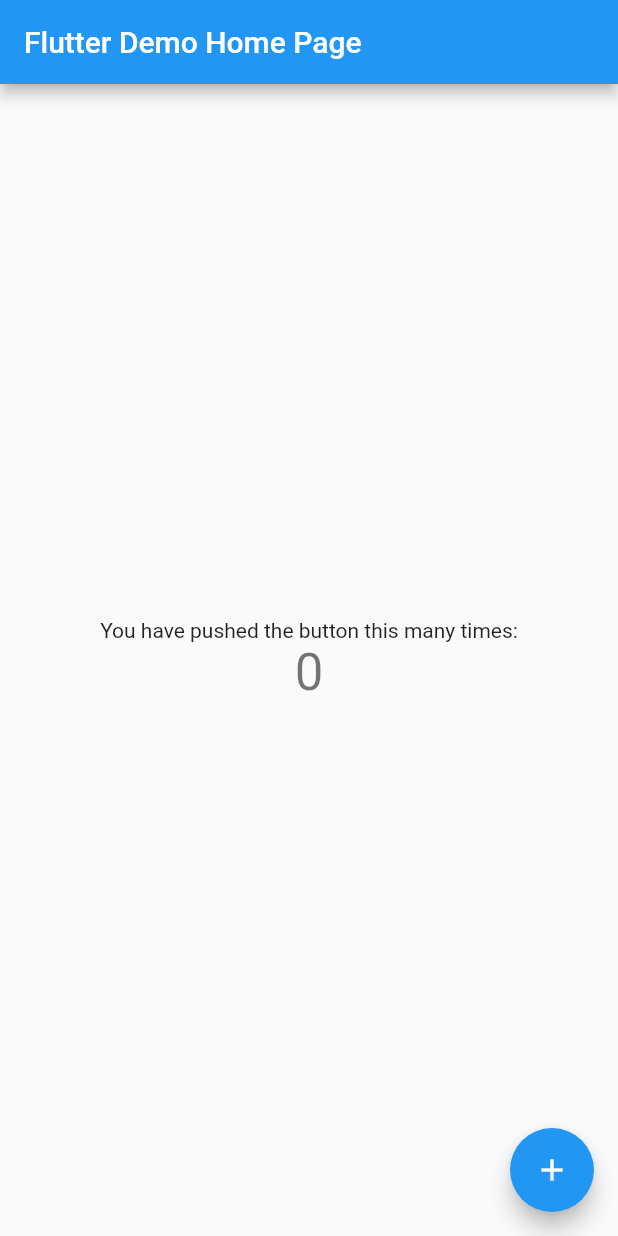
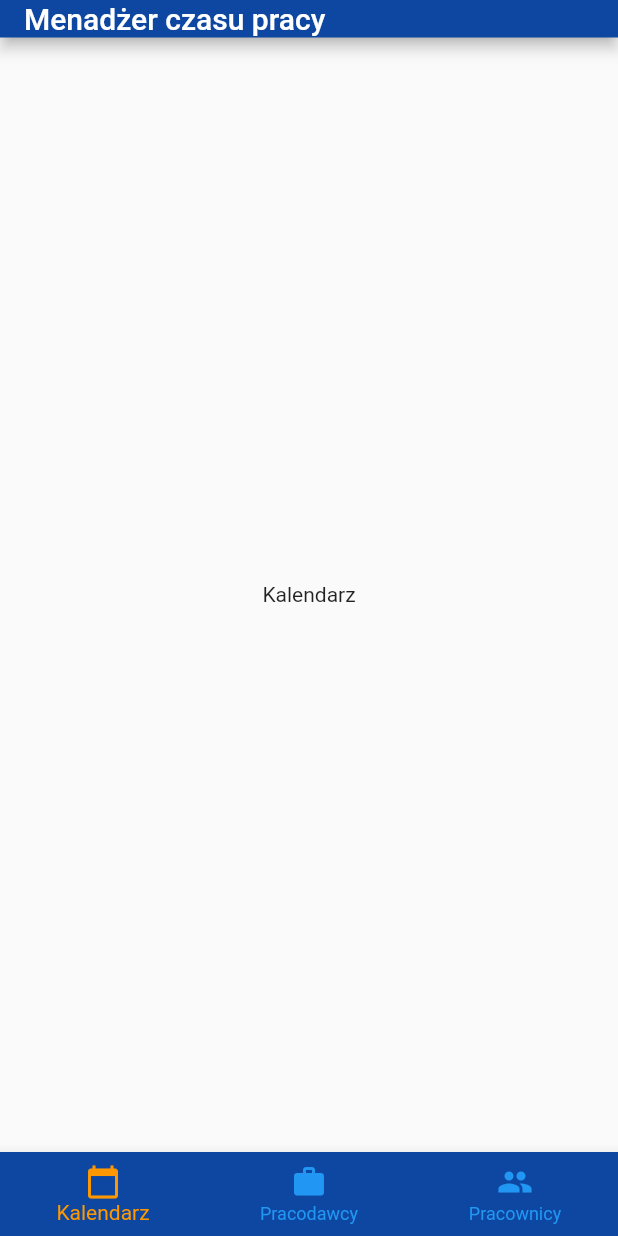
Before and after one commit to Michal-Szkoda-91/Working_Time_Manager, a Flutter app: the screen it shows after launch, on a phone screen of 412 x 824 dp. Run offline on Flutter 3.47's test engine with Material 2 defaults, Android fonts, the phone set to English and light mode, and no system bars.

Commit message:
Dodanie menu do aplikacji

```diff
--- a/lib/main.dart
+++ b/lib/main.dart
@@ -5,113 +5,84 @@
 }
 
 class MyApp extends StatelessWidget {
-  // This widget is the root of your application.
   @override
   Widget build(BuildContext context) {
     return MaterialApp(
-      title: 'Flutter Demo',
       theme: ThemeData(
-        // This is the theme of your application.
-        //
-        // Try running your application with "flutter run". You'll see the
-        // application has a blue toolbar. Then, without quitting the app, try
-        // changing the primarySwatch below to Colors.green and then invoke
-        // "hot reload" (press "r" in the console where you ran "flutter run",
-        // or simply save your changes to "hot reload" in a Flutter IDE).
-        // Notice that the counter didn't reset back to zero; the application
-        // is not restarted.
         primarySwatch: Colors.blue,
-        // This makes the visual density adapt to the platform that you run
-        // the app on. For desktop platforms, the controls will be smaller and
-        // closer together (more dense) than on mobile platforms.
-        visualDensity: VisualDensity.adaptivePlatformDensity,
       ),
-      home: MyHomePage(title: 'Flutter Demo Home Page'),
+      home: MyHomePage(title: 'Menadżer czasu pracy'),
     );
   }
 }
 
 class MyHomePage extends StatefulWidget {
   MyHomePage({Key key, this.title}) : super(key: key);
-
-  // This widget is the home page of your application. It is stateful, meaning
-  // that it has a State object (defined below) that contains fields that affect
-  // how it looks.
-
-  // This class is the configuration for the state. It holds the values (in this
-  // case the title) provided by the parent (in this case the App widget) and
-  // used by the build method of the State. Fields in a Widget subclass are
-  // always marked "final".
-
   final String title;
-
   @override
   _MyHomePageState createState() => _MyHomePageState();
 }
 
 class _MyHomePageState extends State<MyHomePage> {
-  int _counter = 0;
-
-  void _incrementCounter() {
-    setState(() {
-      // This call to setState tells the Flutter framework that something has
-      // changed in this State, which causes it to rerun the build method below
-      // so that the display can reflect the updated values. If we changed
-      // _counter without calling setState(), then the build method would not be
-      // called again, and so nothing would appear to happen.
-      _counter++;
-    });
+  int _page = 0;
+  PageController _controller;
+  @override
+  void initState() {
+    _controller = new PageController(
+      initialPage: _page,
+    );
+    super.initState();
   }
 
   @override
   Widget build(BuildContext context) {
-    // This method is rerun every time setState is called, for instance as done
-    // by the _incrementCounter method above.
-    //
-    // The Flutter framework has been optimized to make rerunning build methods
-    // fast, so that you can just rebuild anything that needs updating rather
-    // than having to individually change instances of widgets.
     return Scaffold(
-      appBar: AppBar(
-        // Here we take the value from the MyHomePage object that was created by
-        // the App.build method, and use it to set our appbar title.
-        title: Text(widget.title),
-      ),
-      body: Center(
-        // Center is a layout widget. It takes a single child and positions it
-        // in the middle of the parent.
-        child: Column(
-          // Column is also a layout widget. It takes a list of children and
-          // arranges them vertically. By default, it sizes itself to fit its
-          // children horizontally, and tries to be as tall as its parent.
-          //
-          // Invoke "debug painting" (press "p" in the console, choose the
-          // "Toggle Debug Paint" action from the Flutter Inspector in Android
-          // Studio, or the "Toggle Debug Paint" command in Visual Studio Code)
-          // to see the wireframe for each widget.
-          //
-          // Column has various properties to control how it sizes itself and
-          // how it positions its children. Here we use mainAxisAlignment to
-          // center the children vertically; the main axis here is the vertical
-          // axis because Columns are vertical (the cross axis would be
-          // horizontal).
-          mainAxisAlignment: MainAxisAlignment.center,
-          children: <Widget>[
-            Text(
-              'You have pushed the button this many times:',
-            ),
-            Text(
-              '$_counter',
-              style: Theme.of(context).textTheme.headline4,
-            ),
-          ],
+      appBar: PreferredSize(
+        preferredSize: Size.fromHeight(25),
+        child: AppBar(
+          backgroundColor: Colors.blue[900],
+          title: Text(widget.title),
         ),
       ),
-      floatingActionButton: FloatingActionButton(
-        onPressed: _incrementCounter,
-        tooltip: 'Increment',
-        child: Icon(Icons.add),
-      ), // This trailing comma makes auto-formatting nicer for build methods.
+      bottomNavigationBar: new BottomNavigationBar(
+        backgroundColor: Colors.blue[900],
+        currentIndex: _page,
+        onTap: (index) {
+          this._controller.animateToPage(index,
+              duration: const Duration(milliseconds: 500),
+              curve: Curves.easeInOut);
+        },
+        items: <BottomNavigationBarItem>[
+          new BottomNavigationBarItem(
+              icon: new Icon(Icons.calendar_today),
+              title: new Text("Kalendarz")),
+          new BottomNavigationBarItem(
+              icon: new Icon(Icons.work), title: new Text("Pracodawcy")),
+          new BottomNavigationBarItem(
+              icon: new Icon(Icons.people), title: new Text("Pracownicy")),
+        ],
+        unselectedItemColor: Colors.blue,
+        selectedItemColor: Colors.orange,
+      ),
+      body: new PageView(
+        controller: _controller,
+        onPageChanged: (newPage) {
+          setState(() {
+            this._page = newPage;
+          });
+        },
+        children: <Widget>[
+          new Center(
+            child: Text("Kalendarz"),
+          ),
+          new Center(
+            child: Text("Pracodawcy"),
+          ),
+          new Center(
+            child: Text("Pracownicy"),
+          ),
+        ],
+      ),
     );
   }
 }
```
